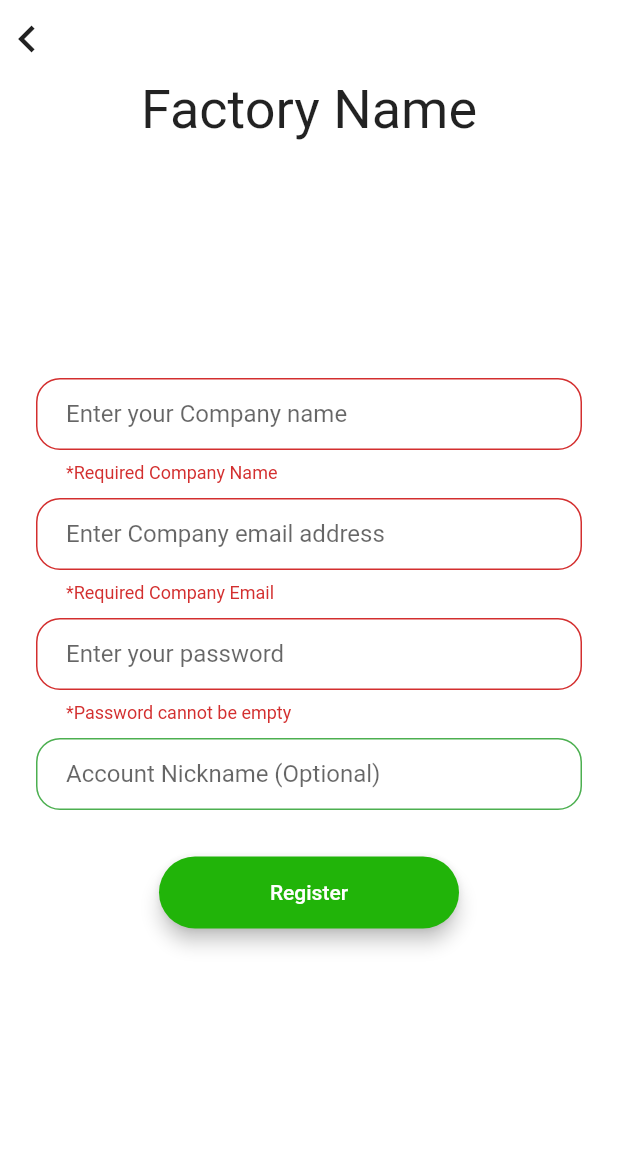
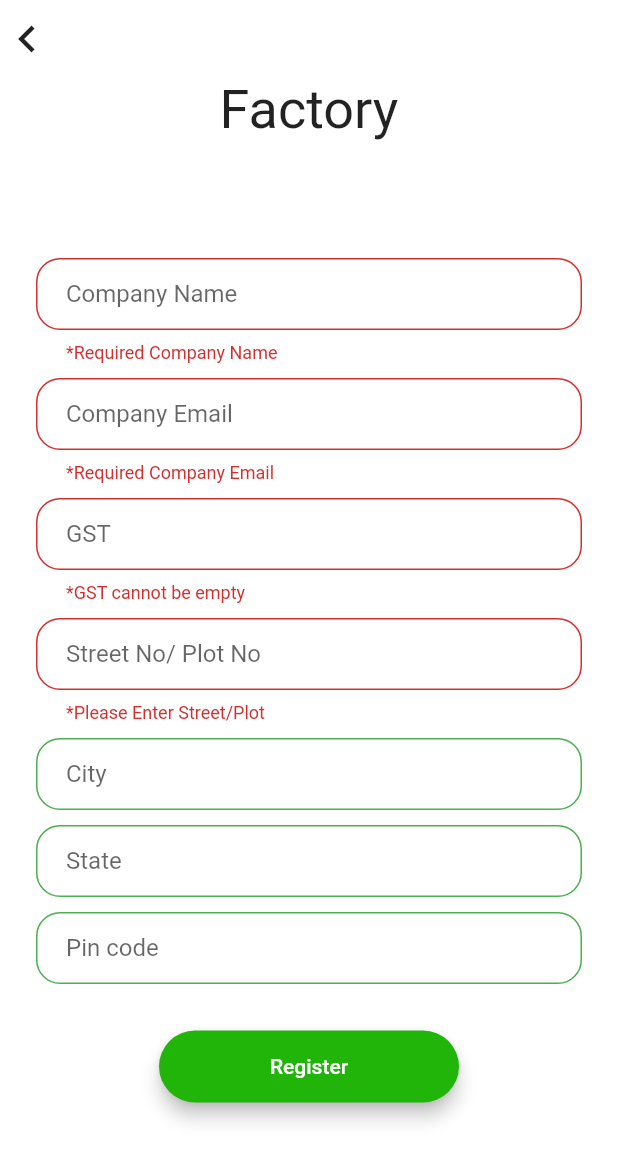
Before and after one commit to kc099/Catalog-App, a Flutter app: the RegisterScreen screen opened by its route, after a tap on "Register", on a phone screen of 412 x 824 dp. Shown: the top 1161 px of the screen. Run offline on Flutter 3.47's test engine with Material 2 defaults, Android fonts, the phone set to English and light mode, and no system bars.

Commit message:
added signup

```diff
--- a/lib/constants.dart
+++ b/lib/constants.dart
@@ -2,6 +2,7 @@ import 'package:flutter/material.dart';
 
 const kTextFieldDecoration = InputDecoration(
   hintText: 'Enter a value',
+  labelText: 'Name',
   contentPadding: EdgeInsets.symmetric(vertical: 10.0, horizontal: 20.0),
   border: OutlineInputBorder(
     borderRadius: BorderRadius.all(Radius.circular(16.0)),
--- a/lib/screens/signup.dart
+++ b/lib/screens/signup.dart
@@ -8,6 +8,11 @@ extension ExtString on String {
   bool get isValidEmail {
     final emailRegExp = RegExp(r"^[a-zA-Z0-9.]+@[a-zA-Z0-9]+\.[a-zA-Z]+");
     return emailRegExp.hasMatch(this);
+  }
+
+  bool get isValidName {
+    final nameRegExp =  RegExp(r"^[a-zA-Z]");
+    return nameRegExp.hasMatch(this);
   }
 }
 
@@ -59,15 +64,16 @@ class _RegisterScreenState extends State<RegisterScreen> {
                 padding: const EdgeInsets.symmetric(horizontal: 24.0),
                 child: Column(
                   children: [
-                    const Center(
+                    const Flexible(
                       child: SizedBox(
-                        height: 200.0,
+                        height: 120.0,
+                        child: Text('Factory', style: TextStyle(fontSize: 36,),)
                         // child: Image.asset('images/logo.jpg'),
-                        child: Text('Factory Name', style: TextStyle(fontSize: 36),)
                       ),
                     ),
                     Form(
                       key: _key,
+                      child: SingleChildScrollView(
                         child: Column(
                           children: <Widget>[
                             TextFormField(
@@ -78,7 +84,7 @@ class _RegisterScreenState extends State<RegisterScreen> {
                                 return null;
                               },
                               decoration: kTextFieldDecoration.copyWith(
-                                hintText: 'Enter your Company name'),
+                                  hintText: 'Enter Company name', labelText: 'Company Name'),
                             ),
                             const SizedBox(height: 10.0),
                             TextFormField(
@@ -87,29 +93,51 @@ class _RegisterScreenState extends State<RegisterScreen> {
                                 if (value == null || value.isEmpty) {
                                   return '*Required Company Email';
                                 } else if (!value.isValidEmail) {
-                                return '*Please enter valid email address';
+                                  return '*Please enter valid Email';
                                 }
                                 return null;
                               },
                               decoration: kTextFieldDecoration.copyWith(
-                                hintText: 'Enter Company email address'),
+                                  hintText: 'Enter Company Email', labelText: 'Company Email'),
                             ),
                             const SizedBox(height: 10.0),
                             TextFormField(
                               obscureText: true,
                               validator: (value) {
                                 if (value == null || value.isEmpty) {
-                                return '*Password cannot be empty';
+                                  return '*GST cannot be empty';
                                 }
                                 return null;
                               },
                               decoration: kTextFieldDecoration.copyWith(
-                                hintText: 'Enter your password'),
+                                  hintText: 'Enter GST', labelText: 'GST'),
+                            ),
+                            const SizedBox(height: 10.0),
+                            TextFormField(
+                              obscureText: true,
+                              validator: (value) {
+                                if (value == null || value.isEmpty) {
+                                  return '*Please Enter Street/Plot';
+                                }
+                                return null;
+                              },
+                              decoration: kTextFieldDecoration.copyWith(
+                                  hintText: 'Street No/Plot No', labelText: 'Street No/ Plot No'),
                             ),
                             const SizedBox(height: 10.0),
                             TextFormField(
                               decoration: kTextFieldDecoration.copyWith(
-                                hintText: 'Account Nickname (Optional)'),
+                                  hintText: 'City', labelText: 'City'),
+                            ),
+                            const SizedBox(height: 10.0),
+                            TextFormField(
+                              decoration: kTextFieldDecoration.copyWith(
+                                  hintText: 'State', labelText: 'State'),
+                            ),
+                            const SizedBox(height: 10.0),
+                            TextFormField(
+                              decoration: kTextFieldDecoration.copyWith(
+                                  hintText: 'Pin code', labelText: 'Pin code'),
                             ),
                             const SizedBox(height: 15.0),
                             Row(
@@ -155,6 +183,7 @@ class _RegisterScreenState extends State<RegisterScreen> {
                           ],
                         ),
                       ),
+                    ),
                   ],
                 ),
               ),
--- a/pubspec.yaml
+++ b/pubspec.yaml
@@ -47,6 +47,10 @@ dev_dependencies:
   # rules and activating additional ones.
   flutter_lints: ^2.0.0
   http: ^0.13.5
+#  geolocator: ^9.0.2
+#  google_maps_webservice: ^0.0.19
+#  tuple: ^2.0.1
+#  google_maps_place_picker_mb: ^3.0.1
 
 # For information on the generic Dart part of this file, see the
 # following page: https://dart.dev/tools/pub/pubspec
```
Lines whose indentation alone changed are shown as unchanged.
